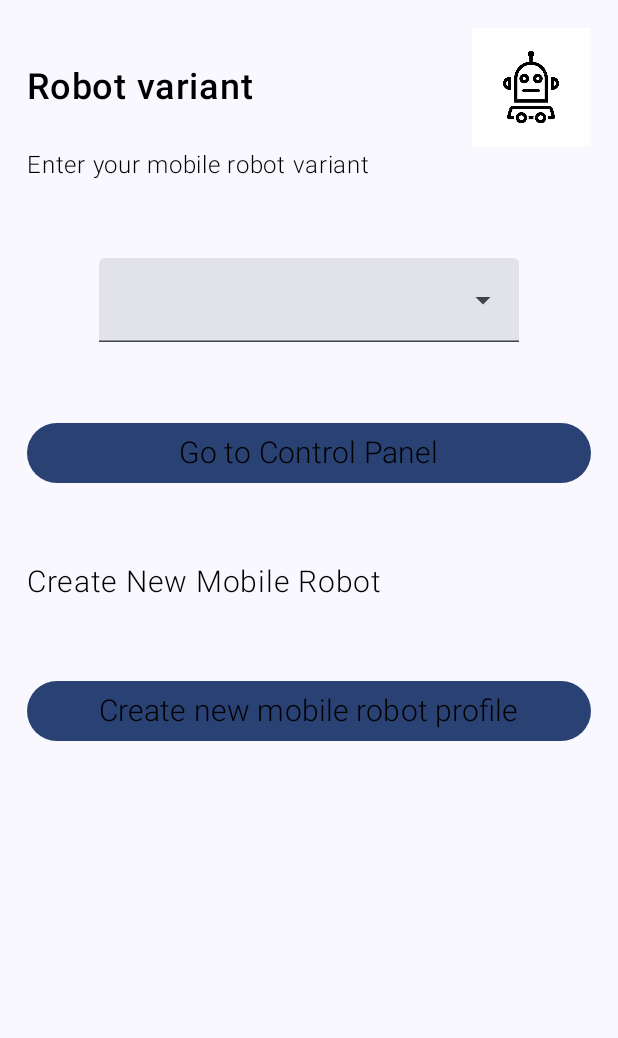
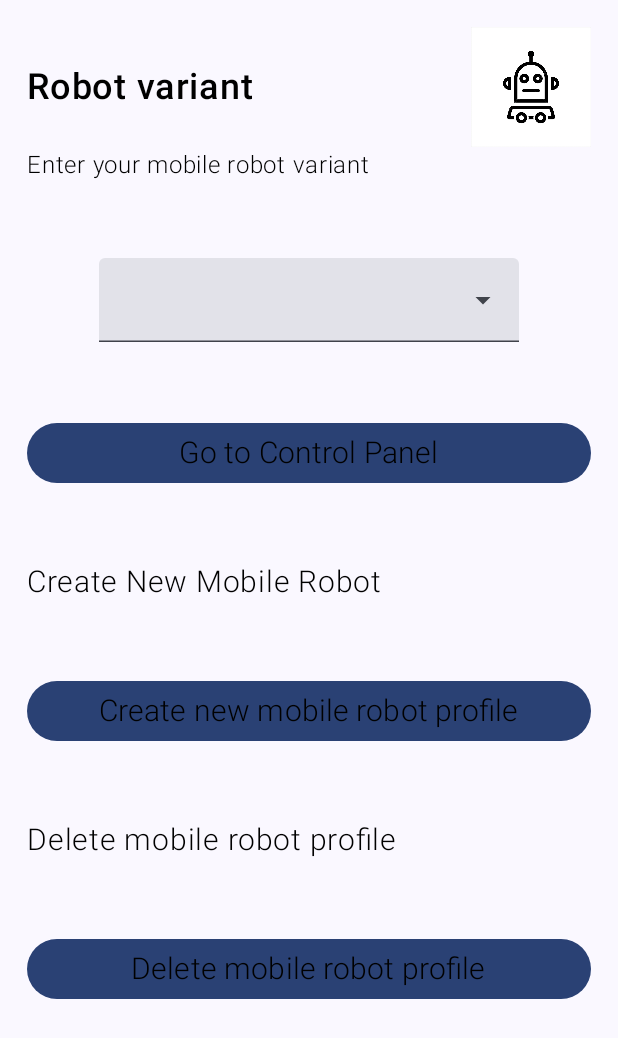
Before and after one commit to Mariogr5/mobile_robots_controller, an Android app built with Jetpack Compose: the UserInputScreen screen opened through its navigation route, on a phone screen of 412 x 824 dp. Shown: the top 1038 px of the screen. Run offline under Robolectric (Android 15) with nearby library versions, the phone set to English and light mode, and no system bars.

Commit message:
Delete Screen Update

```diff
--- a/app/src/main/java/com/example/projket_roboty_mobilne/ui/screens/UserInputScreen.kt
+++ b/app/src/main/java/com/example/projket_roboty_mobilne/ui/screens/UserInputScreen.kt
@@ -40,9 +40,9 @@ fun UserInputScreen(userInputViewModel: UserInputViewModel,
                     context: Context = LocalContext.current,
                     db: DataBaseHandler = DataBaseHandler(context)
 ) {
-    db.insertData(MobileRobot(RobotTypes.DRIVING_ROBOT,"Driver", 50, "Dupson"))
-    db.insertData(MobileRobot(RobotTypes.WALKING_ROBOT,"Walker", 50, "Dupson"))
-    db.insertData(MobileRobot(RobotTypes.FLYING_ROBOT,"Flyer", 50, "Dupson"))
+//    db.insertData(MobileRobot(RobotTypes.DRIVING_ROBOT,"Driver", 50, "Dupson"))
+//    db.insertData(MobileRobot(RobotTypes.WALKING_ROBOT,"Walker", 50, "Dupson"))
+//    db.insertData(MobileRobot(RobotTypes.FLYING_ROBOT,"Flyer", 50, "Dupson"))
     //var dupa = db.readDataByType(RobotTypes.DRIVING_ROBOT)
     val allrobots = db.readData()
     Surface(
@@ -108,6 +108,15 @@ fun UserInputScreen(userInputViewModel: UserInputViewModel,
                         NavController.navigate(Routes.CREATE_ROBOT_SCREEN)
                 }
             )
+            Spacer(modifier = Modifier.size(50.dp))
+            TextComponent(textValue = "Delete mobile robot profile", textSize = 20.sp)
+            Spacer(modifier = Modifier.size(50.dp))
+            ButtonComponent (
+                "Delete mobile robot profile",
+                clickAction = {
+                    NavController.navigate(Routes.DELETE_ROBOT_SCREEN)
+                }
+            )
         }
 //        ButtonComponent (
 //            gotToControlPanelScreen = {
```
Also changed, not shown: app/src/main/java/com/example/projket_roboty_mobilne/ui/AppComponents.kt (+39 -16 lines), app/src/main/java/com/example/projket_roboty_mobilne/ui/screens/DeleteRobotScreen.kt (+31 -6 lines).
